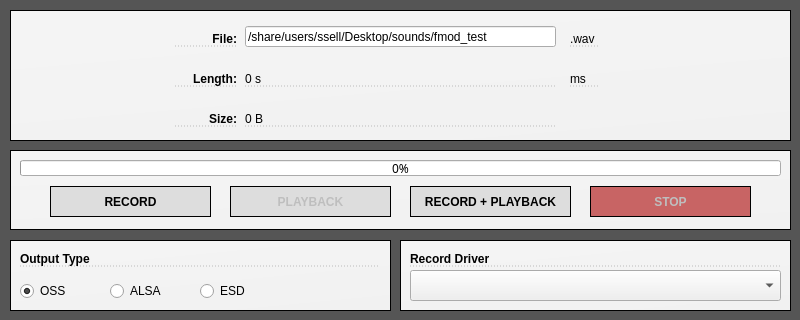
ssell/LearningFMOD, file src/mainwindow.ui: the form before one commit.
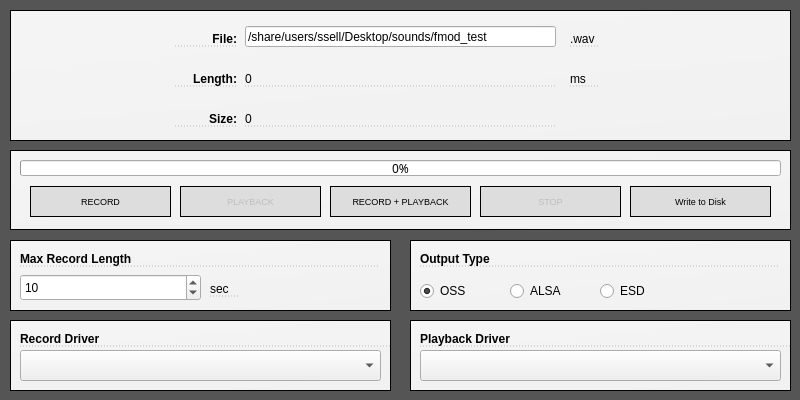
The form after the commit.

Commit message: Customizable record durations. Tested up to an hour.

```diff
--- a/src/mainwindow.ui
+++ b/src/mainwindow.ui
@@ -7,13 +7,13 @@
     <x>0</x>
     <y>0</y>
     <width>800</width>
-    <height>320</height>
+    <height>400</height>
    </rect>
   </property>
   <property name="maximumSize">
    <size>
     <width>800</width>
-    <height>320</height>
+    <height>600</height>
    </size>
   </property>
   <property name="windowTitle">
@@ -83,17 +83,17 @@
     <widget class="QPushButton" name="buttonBoth">
      <property name="geometry">
       <rect>
-       <x>400</x>
+       <x>320</x>
        <y>36</y>
-       <width>161</width>
+       <width>141</width>
        <height>31</height>
       </rect>
      </property>
      <property name="font">
       <font>
-       <pointsize>9</pointsize>
-       <weight>75</weight>
-       <bold>true</bold>
+       <pointsize>7</pointsize>
+       <weight>50</weight>
+       <bold>false</bold>
       </font>
      </property>
      <property name="text">
@@ -103,17 +103,17 @@
     <widget class="QPushButton" name="buttonRecord">
      <property name="geometry">
       <rect>
-       <x>40</x>
+       <x>20</x>
        <y>36</y>
-       <width>161</width>
+       <width>141</width>
        <height>31</height>
       </rect>
      </property>
      <property name="font">
       <font>
-       <pointsize>9</pointsize>
-       <weight>75</weight>
-       <bold>true</bold>
+       <pointsize>7</pointsize>
+       <weight>50</weight>
+       <bold>false</bold>
       </font>
      </property>
      <property name="text">
@@ -126,17 +126,17 @@
      </property>
      <property name="geometry">
       <rect>
-       <x>220</x>
+       <x>170</x>
        <y>36</y>
-       <width>161</width>
+       <width>141</width>
        <height>31</height>
       </rect>
      </property>
      <property name="font">
       <font>
-       <pointsize>9</pointsize>
-       <weight>75</weight>
-       <bold>true</bold>
+       <pointsize>7</pointsize>
+       <weight>50</weight>
+       <bold>false</bold>
       </font>
      </property>
      <property name="text">
@@ -149,31 +149,51 @@
      </property>
      <property name="geometry">
       <rect>
-       <x>580</x>
+       <x>470</x>
        <y>36</y>
-       <width>161</width>
+       <width>141</width>
        <height>31</height>
       </rect>
      </property>
      <property name="font">
       <font>
-       <pointsize>9</pointsize>
-       <weight>75</weight>
-       <bold>true</bold>
+       <pointsize>7</pointsize>
+       <weight>50</weight>
+       <bold>false</bold>
       </font>
      </property>
      <property name="styleSheet">
-      <string notr="true">background-color: rgb( 200, 100, 100 );</string>
+      <string notr="true"/>
      </property>
      <property name="text">
       <string>STOP</string>
      </property>
     </widget>
+    <widget class="QPushButton" name="buttonWrite">
+     <property name="geometry">
+      <rect>
+       <x>620</x>
+       <y>36</y>
+       <width>141</width>
+       <height>31</height>
+      </rect>
+     </property>
+     <property name="font">
+      <font>
+       <pointsize>7</pointsize>
+       <weight>50</weight>
+       <bold>false</bold>
+      </font>
+     </property>
+     <property name="text">
+      <string>Write to Disk</string>
+     </property>
+    </widget>
    </widget>
    <widget class="QFrame" name="frameOutput">
     <property name="geometry">
      <rect>
-      <x>10</x>
+      <x>410</x>
       <y>240</y>
       <width>381</width>
       <height>71</height>
@@ -250,9 +270,9 @@
    <widget class="QFrame" name="frameDriver">
     <property name="geometry">
      <rect>
-      <x>400</x>
-      <y>240</y>
-      <width>391</width>
+      <x>10</x>
+      <y>320</y>
+      <width>381</width>
       <height>71</height>
      </rect>
     </property>
@@ -286,7 +306,7 @@
       <rect>
        <x>10</x>
        <y>30</y>
-       <width>371</width>
+       <width>361</width>
        <height>31</height>
       </rect>
      </property>
@@ -396,7 +416,7 @@
       </rect>
      </property>
      <property name="text">
-      <string>0 s</string>
+      <string>0</string>
      </property>
     </widget>
     <widget class="QLabel" name="labelSize">
@@ -409,7 +429,7 @@
       </rect>
      </property>
      <property name="text">
-      <string>0 B</string>
+      <string>0</string>
      </property>
     </widget>
    </widget>
@@ -439,6 +459,126 @@
      <string>ms</string>
     </property>
    </widget>
+   <widget class="QFrame" name="frameOutput_2">
+    <property name="geometry">
+     <rect>
+      <x>10</x>
+      <y>240</y>
+      <width>381</width>
+      <height>71</height>
+     </rect>
+    </property>
+    <property name="frameShape">
+     <enum>QFrame::StyledPanel</enum>
+    </property>
+    <property name="frameShadow">
+     <enum>QFrame::Raised</enum>
+    </property>
+    <widget class="QLabel" name="label_13">
+     <property name="geometry">
+      <rect>
+       <x>10</x>
+       <y>10</y>
+       <width>361</width>
+       <height>17</height>
+      </rect>
+     </property>
+     <property name="font">
+      <font>
+       <weight>75</weight>
+       <bold>true</bold>
+      </font>
+     </property>
+     <property name="text">
+      <string>Max Record Length</string>
+     </property>
+    </widget>
+    <widget class="QLabel" name="label_15">
+     <property name="geometry">
+      <rect>
+       <x>200</x>
+       <y>40</y>
+       <width>31</width>
+       <height>17</height>
+      </rect>
+     </property>
+     <property name="text">
+      <string>sec</string>
+     </property>
+    </widget>
+    <widget class="QSpinBox" name="spinRecordLength">
+     <property name="geometry">
+      <rect>
+       <x>10</x>
+       <y>34</y>
+       <width>181</width>
+       <height>27</height>
+      </rect>
+     </property>
+     <property name="maximum">
+      <number>99999999</number>
+     </property>
+     <property name="value">
+      <number>10</number>
+     </property>
+    </widget>
+   </widget>
+   <widget class="QFrame" name="frameDriver_2">
+    <property name="geometry">
+     <rect>
+      <x>410</x>
+      <y>320</y>
+      <width>381</width>
+      <height>71</height>
+     </rect>
+    </property>
+    <property name="frameShape">
+     <enum>QFrame::StyledPanel</enum>
+    </property>
+    <property name="frameShadow">
+     <enum>QFrame::Raised</enum>
+    </property>
+    <widget class="QLabel" name="label_14">
+     <property name="geometry">
+      <rect>
+       <x>10</x>
+       <y>10</y>
+       <width>371</width>
+       <height>17</height>
+      </rect>
+     </property>
+     <property name="font">
+      <font>
+       <weight>75</weight>
+       <bold>true</bold>
+      </font>
+     </property>
+     <property name="text">
+      <string>Playback Driver</string>
+     </property>
+    </widget>
+    <widget class="QComboBox" name="driverSelectPlayback">
+     <property name="geometry">
+      <rect>
+       <x>10</x>
+       <y>30</y>
+       <width>361</width>
+       <height>31</height>
+      </rect>
+     </property>
+    </widget>
+   </widget>
+   <zorder>frameButtons</zorder>
+   <zorder>frameOutput</zorder>
+   <zorder>frameDriver</zorder>
+   <zorder>frameInfo</zorder>
+   <zorder>label_6</zorder>
+   <zorder>label_7</zorder>
+   <zorder>frameOutput_3</zorder>
+   <zorder>frameOutput_2</zorder>
+   <zorder>frameDriver_2</zorder>
+   <zorder>label</zorder>
+   <zorder>label_2</zorder>
   </widget>
  </widget>
  <layoutdefault spacing="6" margin="11"/>
```
The commit also changes 4 other files.
